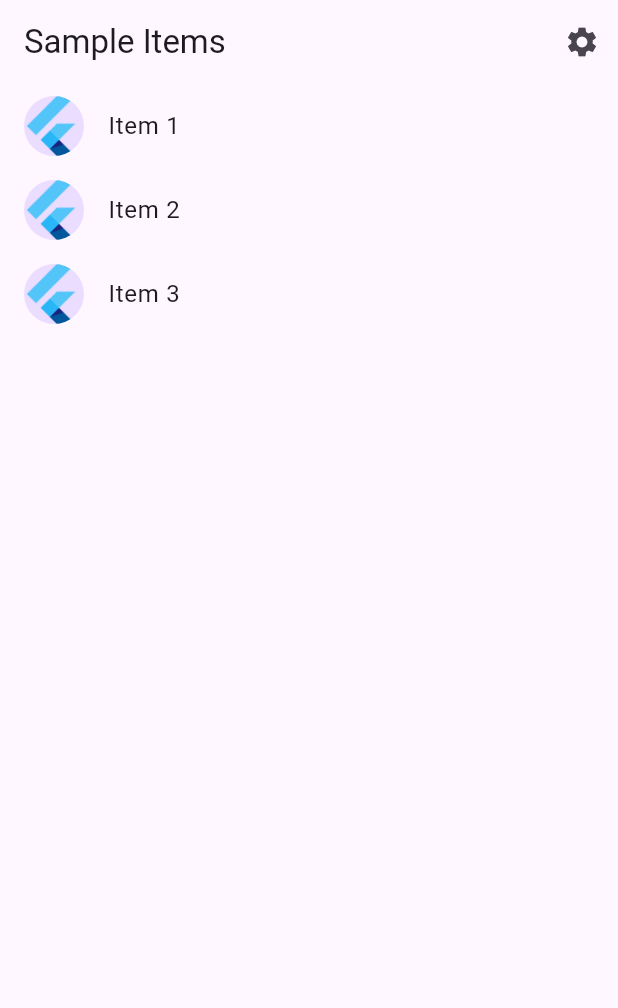
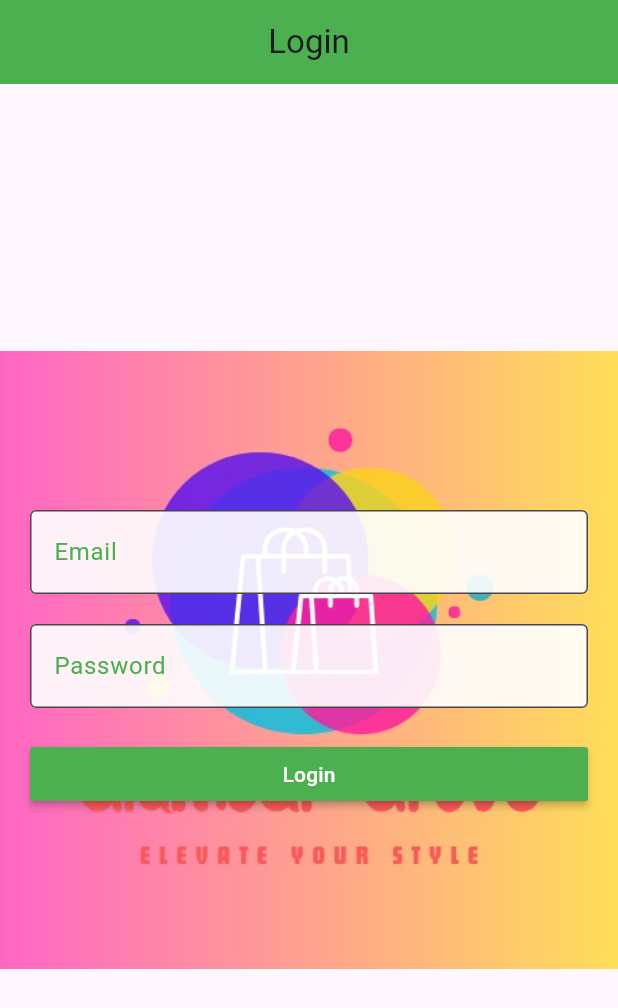
Before and after one commit to G1290-hik/_Cloth-ecommerce-app_, a Flutter app: the screen it shows after launch, on a phone screen of 412 x 824 dp. Shown: the top 1008 px of the screen. Run offline on Flutter 3.47's test engine with Material 3 defaults, Android fonts, the phone set to English and light mode, and no system bars; our stand-ins replace image_picker; generated files the repository leaves out were written again.

Commit message:
Added 2 pages (login and sign_up)

```diff
--- /dev/null
+++ b/lib/login/signup_ui/login_screen.dart
@@ -0,0 +1,93 @@
+import 'package:flutter/material.dart';
+
+class LoginScreen extends StatefulWidget {
+  const LoginScreen({Key? key}) : super(key: key);
+
+  @override
+  State<LoginScreen> createState() => _LoginScreenState();
+}
+
+class _LoginScreenState extends State<LoginScreen> {
+  final TextEditingController _emailController = TextEditingController();
+  final TextEditingController _passwordController = TextEditingController();
+
+  void _signIn() {
+    // Implement your sign-in logic here
+    String email = _emailController.text;
+    String password = _passwordController.text;
+
+    // Example: Check if email and password are not empty
+    if (email.isNotEmpty && password.isNotEmpty) {
+      // TODO: Perform sign-in logic/validation
+      print('Email: $email, Password: $password');
+      // Here you can navigate to the next screen or perform necessary actions
+    } else {
+      // Handle empty fields
+      print('Please enter both email and password');
+    }
+  }
+
+  @override
+  Widget build(BuildContext context) {
+    return Scaffold(
+      appBar: AppBar(
+        title: Text('Login'),
+        centerTitle: true,
+        backgroundColor: Colors.green, // Change the app bar color as desired
+      ),
+      body: Stack(
+        fit: StackFit.expand,
+        children: <Widget>[
+          Image.asset(
+            "assets/images/background.jpg",
+             // Expand the image to cover the entire screen
+          ),
+          Container(
+            padding: const EdgeInsets.all(20.0),
+            child: Column(
+              mainAxisAlignment: MainAxisAlignment.center,
+              crossAxisAlignment: CrossAxisAlignment.stretch,
+              children: [
+                TextField(
+                  controller: _emailController,
+                  decoration: InputDecoration(
+                    labelText: 'Email',
+                    labelStyle: TextStyle(color: Colors.green),
+                    focusedBorder: OutlineInputBorder(
+                      borderSide: BorderSide(color: Colors.lightGreen),
+                    ),
+                    border: OutlineInputBorder(),
+                    filled: true,
+                    fillColor: Colors.white.withOpacity(0.9), // Set text field background color
+                  ),
+                ),
+                SizedBox(height: 20),
+                TextField(
+                  controller: _passwordController,
+                  decoration: InputDecoration(
+                    labelText: 'Password',
+                    labelStyle: TextStyle(color: Colors.green),
+                    focusedBorder: OutlineInputBorder(
+                      borderSide: BorderSide(color: Colors.lightGreen),
+                    ),
+                    border: OutlineInputBorder(),
+                    filled: true,
+                    fillColor: Colors.white.withOpacity(0.9), // Set text field background color
+                  ),
+                  obscureText: true,
+                ),
+                SizedBox(height: 20),
+                MaterialButton(
+                  onPressed: _signIn,
+                  child: Text('Login'),
+                  textColor: Colors.white,
+                  color: Colors.green,
+                ),
+              ],
+            ),
+          ),
+        ],
+      ),
+    );
+  }
+}
--- a/lib/src/app.dart
+++ b/lib/src/app.dart
@@ -1,3 +1,4 @@
+import 'package:cloth_ecommerce_app/login/signup_ui/login_screen.dart';
 import 'package:flutter/material.dart';
 import 'package:flutter_gen/gen_l10n/app_localizations.dart';
 import 'package:flutter_localizations/flutter_localizations.dart';
@@ -74,7 +75,7 @@ class ClothEcommerceApp extends StatelessWidget {
                     return const SampleItemDetailsView();
                   case SampleItemListView.routeName:
                   default:
-                    return const SampleItemListView();
+                    return const LoginScreen();
                 }
               },
             );
--- a/pubspec.yaml
+++ b/pubspec.yaml
@@ -14,6 +14,7 @@ dependencies:
     sdk: flutter
   flutter_localizations:
     sdk: flutter
+  image_picker: ^1.0.7
 
 dev_dependencies:
   flutter_test:
```
Also changed, not shown: lib/login/signup_ui/signup_screen.dart (added, +225 -0 lines), assets/images/background.jpg (added), pubspec.lock, 5 other files.
